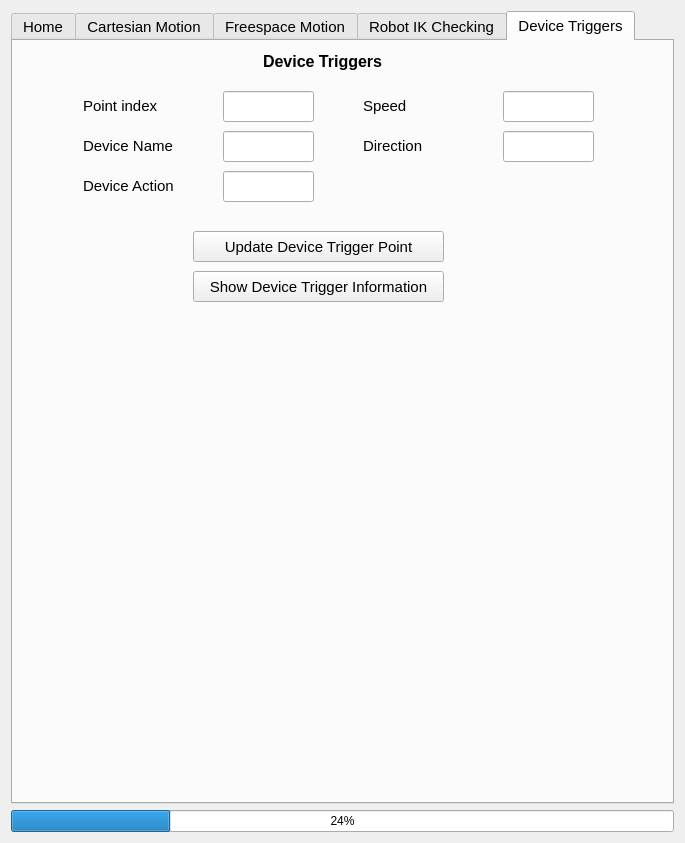
peanut-robotics/fermi, file moveit_cartesian_plan_plugin/src/widgets/path_planning_widget.ui: the form before one commit.
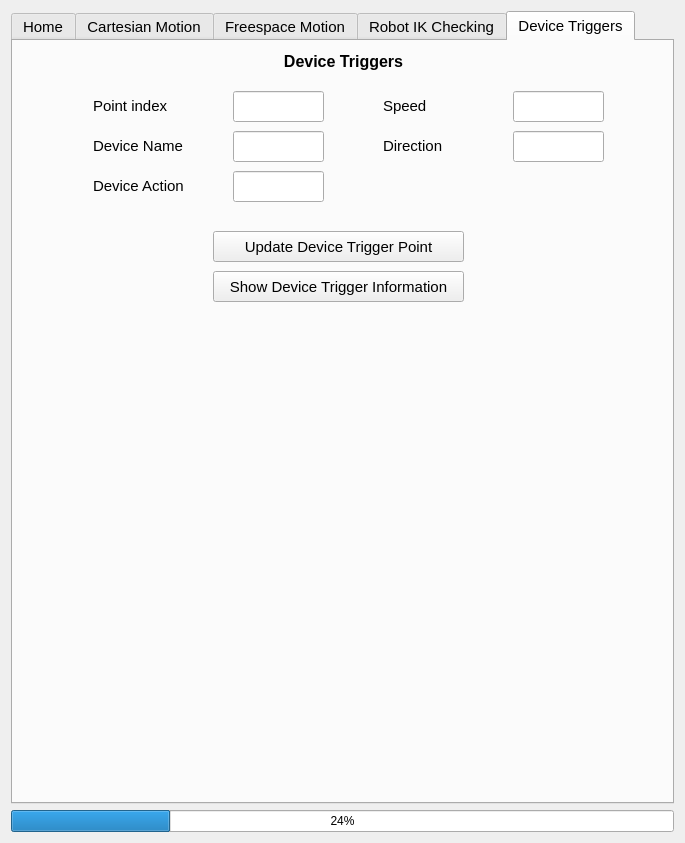
The form after the commit.

What changed in the file:
```diff
--- a/moveit_cartesian_plan_plugin/src/widgets/path_planning_widget.ui
+++ b/moveit_cartesian_plan_plugin/src/widgets/path_planning_widget.ui
@@ -1522,7 +1522,7 @@
       <widget class="QPushButton" name="update_trigger_point">
        <property name="geometry">
         <rect>
-         <x>180</x>
+         <x>200</x>
          <y>190</y>
          <width>251</width>
          <height>31</height>
@@ -1535,9 +1535,9 @@
       <widget class="QLabel" name="label_25">
        <property name="geometry">
         <rect>
-         <x>250</x>
+         <x>0</x>
          <y>10</y>
-         <width>131</width>
+         <width>661</width>
          <height>21</height>
         </rect>
        </property>
@@ -1551,11 +1551,14 @@
        <property name="text">
         <string>Device Triggers</string>
        </property>
+       <property name="alignment">
+        <set>Qt::AlignCenter</set>
+       </property>
       </widget>
       <widget class="QLabel" name="trigger_points_idx_lbl">
        <property name="geometry">
         <rect>
-         <x>70</x>
+         <x>80</x>
          <y>54</y>
          <width>81</width>
          <height>21</height>
@@ -1573,7 +1576,7 @@
       <widget class="QLineEdit" name="trigger_points_idx">
        <property name="geometry">
         <rect>
-         <x>210</x>
+         <x>220</x>
          <y>50</y>
          <width>91</width>
          <height>31</height>
@@ -1583,7 +1586,7 @@
       <widget class="QLabel" name="trigger_device_name_lbl">
        <property name="geometry">
         <rect>
-         <x>70</x>
+         <x>80</x>
          <y>94</y>
          <width>111</width>
          <height>21</height>
@@ -1601,7 +1604,7 @@
       <widget class="QLineEdit" name="trigger_device_name">
        <property name="geometry">
         <rect>
-         <x>210</x>
+         <x>220</x>
          <y>90</y>
          <width>91</width>
          <height>31</height>
@@ -1611,7 +1614,7 @@
       <widget class="QLabel" name="trigger_device_action_lbl">
        <property name="geometry">
         <rect>
-         <x>70</x>
+         <x>80</x>
          <y>134</y>
          <width>111</width>
          <height>21</height>
@@ -1629,7 +1632,7 @@
       <widget class="QLineEdit" name="trigger_device_action">
        <property name="geometry">
         <rect>
-         <x>210</x>
+         <x>220</x>
          <y>130</y>
          <width>91</width>
          <height>31</height>
@@ -1639,7 +1642,7 @@
       <widget class="QLineEdit" name="trigger_speed">
        <property name="geometry">
         <rect>
-         <x>490</x>
+         <x>500</x>
          <y>50</y>
          <width>91</width>
          <height>31</height>
@@ -1652,9 +1655,9 @@
       <widget class="QLabel" name="trigger_speed_lbl">
        <property name="geometry">
         <rect>
-         <x>350</x>
+         <x>370</x>
          <y>54</y>
-         <width>111</width>
+         <width>51</width>
          <height>21</height>
         </rect>
        </property>
@@ -1670,7 +1673,7 @@
       <widget class="QLineEdit" name="trigger_direction">
        <property name="geometry">
         <rect>
-         <x>490</x>
+         <x>500</x>
          <y>90</y>
          <width>91</width>
          <height>31</height>
@@ -1683,9 +1686,9 @@
       <widget class="QLabel" name="trigger_direction_lbl">
        <property name="geometry">
         <rect>
-         <x>350</x>
+         <x>370</x>
          <y>94</y>
-         <width>111</width>
+         <width>71</width>
          <height>21</height>
         </rect>
        </property>
@@ -1701,7 +1704,7 @@
       <widget class="QPushButton" name="show_trigger_data">
        <property name="geometry">
         <rect>
-         <x>180</x>
+         <x>200</x>
          <y>230</y>
          <width>251</width>
          <height>31</height>
```
Left out of the diff: 59 changed lines with no effect on the pictures.
